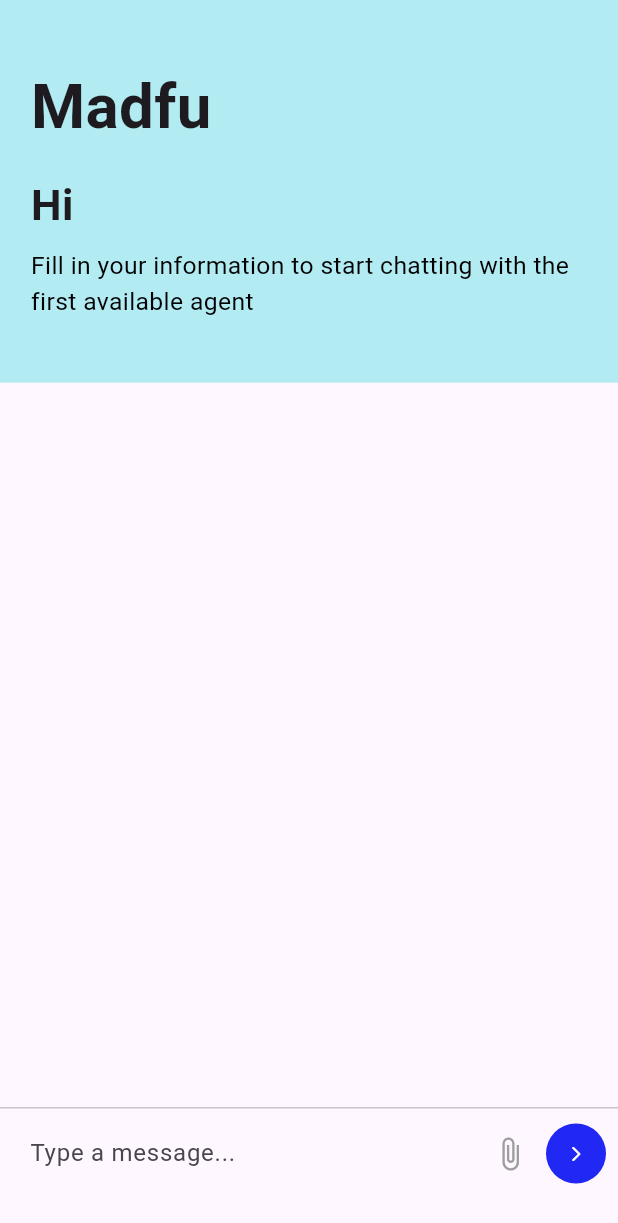
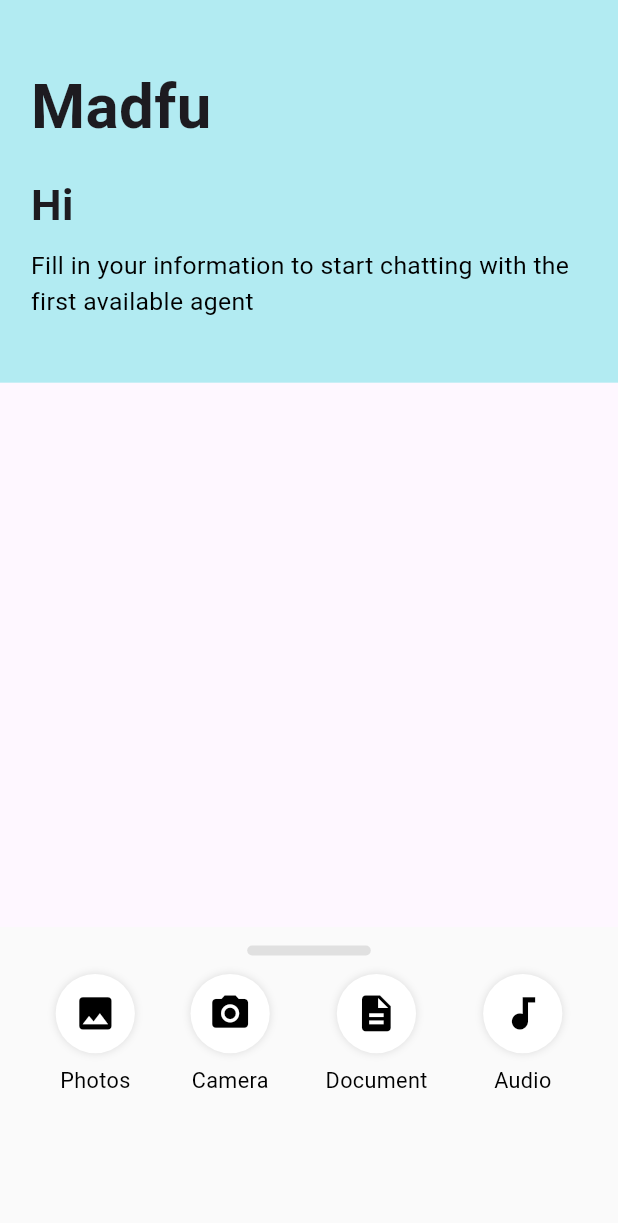
Before and after one commit to sahad-systech/v360chat_madfu, a Flutter app: the ChatScreen screen opened directly with empty values, after a tap on the "attach file" icon, on a phone screen of 412 x 824 dp. Shown: the top 1223 px of the screen. Run offline on Flutter 3.47's test engine with Material 3 defaults, Android fonts, the phone set to English and light mode, and no system bars; our stand-ins replace file_picker, image_picker, intl_phone_field, socket_io_client; network calls fail.

Commit message:
update data

```diff
--- a/lib/main.dart
+++ b/lib/main.dart
@@ -1,7 +1,7 @@
 import 'package:flutter/material.dart';
 
-import 'screens/chat_screen.dart';
-import 'screens/login_screen.dart';
+import 'screens/chat/chat_screen.dart';
+import 'screens/login/login_screen.dart';
 
 void main() {
   runApp(const MyApp());
--- /dev/null
+++ b/lib/screens/chat/widgets/doc_piker.dart
@@ -0,0 +1,107 @@
+import 'package:flutter/material.dart';
+
+class ChatBottomSheet extends StatelessWidget {
+  final VoidCallback onGalleryTap;
+  final VoidCallback onCameraTap;
+  final VoidCallback onDocumentTap;
+  final VoidCallback onAudioTap;
+
+  const ChatBottomSheet({
+    super.key,
+    required this.onGalleryTap,
+    required this.onCameraTap,
+    required this.onDocumentTap,
+    required this.onAudioTap,
+  });
+
+  @override
+  Widget build(BuildContext context) {
+    final media = MediaQuery.of(context).size;
+
+    return Container(
+      height: media.height * 0.25,
+      width: double.infinity,
+      color: Colors.grey.shade50,
+      child: Column(
+        children: [
+          Container(
+            height: media.height * 0.008,
+            width: media.width * 0.2,
+            margin: EdgeInsets.symmetric(vertical: media.height * 0.015),
+            decoration: BoxDecoration(
+              color: Colors.grey.shade300,
+              borderRadius: BorderRadius.circular(10),
+            ),
+          ),
+          Row(
+            mainAxisAlignment: MainAxisAlignment.spaceEvenly,
+            children: [
+              _CircleButton(
+                icon: Icons.photo,
+                label: 'Photos',
+                onTap: onGalleryTap,
+              ),
+              _CircleButton(
+                icon: Icons.camera_alt,
+                label: 'Camera',
+                onTap: onCameraTap,
+              ),
+              _CircleButton(
+                icon: Icons.description,
+                label: 'Document',
+                onTap: onDocumentTap,
+              ),
+              _CircleButton(
+                icon: Icons.audiotrack,
+                label: 'Audio',
+                onTap: onAudioTap,
+              ),
+            ],
+          ),
+        ],
+      ),
+    );
+  }
+}
+
+class _CircleButton extends StatelessWidget {
+  final IconData icon;
+  final String label;
+  final VoidCallback onTap;
+
+  const _CircleButton({
+    required this.icon,
+    required this.label,
+    required this.onTap,
+  });
+
+  @override
+  Widget build(BuildContext context) {
+    final media = MediaQuery.of(context).size;
+
+    return GestureDetector(
+      onTap: onTap,
+      child: Column(
+        children: [
+          Container(
+            padding: const EdgeInsets.all(12),
+            decoration: const BoxDecoration(
+              shape: BoxShape.circle,
+              color: Colors.white,
+              boxShadow: [BoxShadow(color: Colors.black12, blurRadius: 4)],
+            ),
+            child: Icon(icon, size: media.height * 0.035, color: Colors.black),
+          ),
+          SizedBox(height: media.height * 0.01),
+          Text(
+            label,
+            style: TextStyle(
+              fontSize: media.width * 0.035,
+              color: Colors.black,
+            ),
+          ),
+        ],
+      ),
+    );
+  }
+}
--- a/lib/socket/socket.dart
+++ b/lib/socket/socket.dart
@@ -2,7 +2,7 @@
 
 import 'package:socket_io_client/socket_io_client.dart' as io;
 
-import '../screens/chat_screen.dart';
+import '../screens/chat/chat_screen.dart';
 
 // class SocketManager {
 //   static final SocketManager _instance = SocketManager._internal();
--- a/pubspec.yaml
+++ b/pubspec.yaml
@@ -37,6 +37,8 @@
   socket_io_client: ^3.1.1
   http: ^1.3.0
   intl_phone_field: ^3.2.0
+  file_picker: ^10.1.2
+  image_picker: ^1.1.2
 
 dev_dependencies:
   flutter_test:
```
Also changed, not shown: lib/screens/chat/chat_screen.dart (renamed from lib/screens/chat_screen.dart, +111 -6 lines), lib/screens/login/login_screen.dart (renamed from lib/screens/login_screen.dart, +5 -5 lines), lib/service/chat_api.dart (+53 -20 lines), pubspec.lock, 16 other files.
